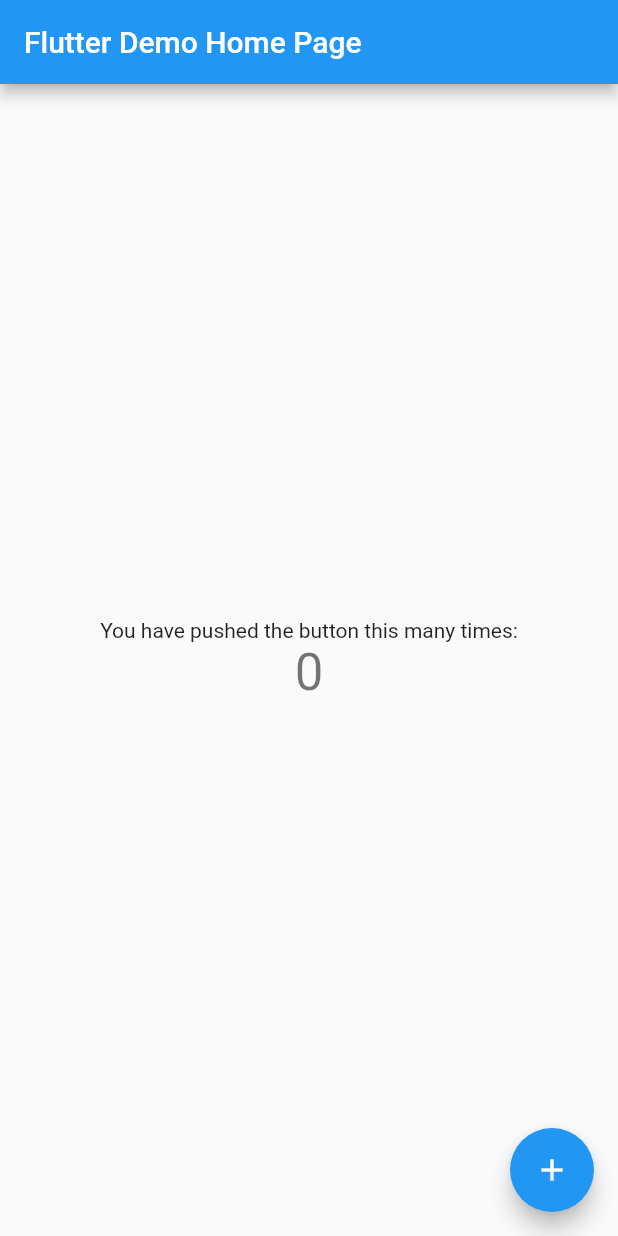
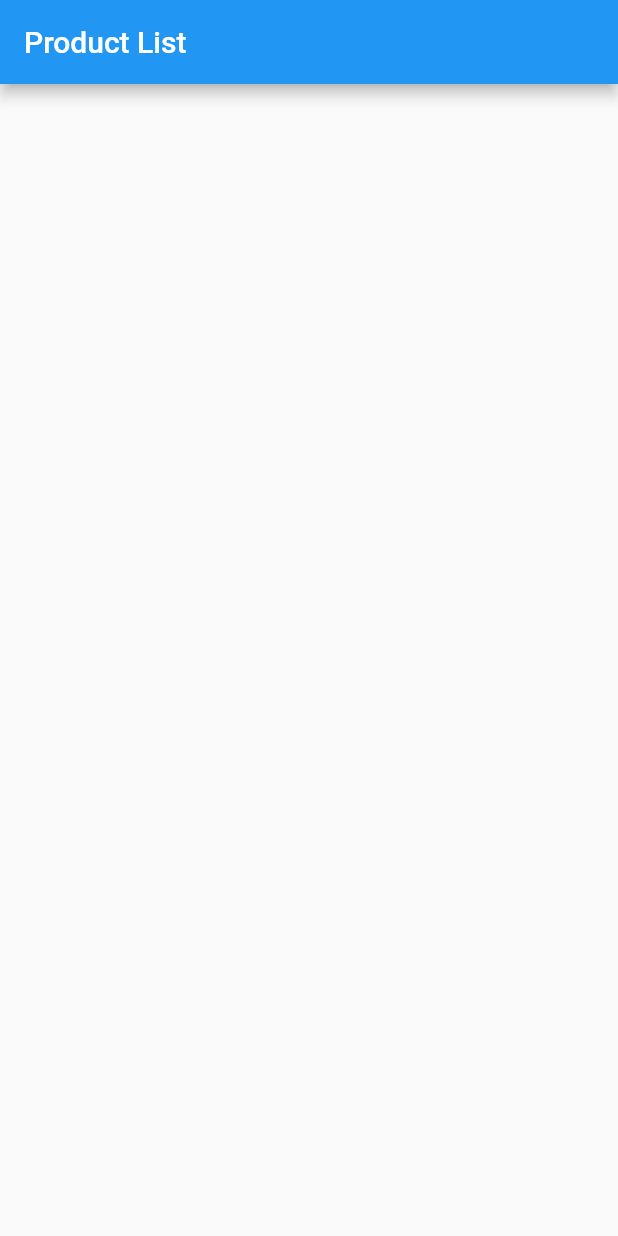
Before and after one commit to emineinan/Flutter, a Flutter app: the screen it shows after launch, on a phone screen of 412 x 824 dp. Run offline on Flutter 3.47's test engine with Material 2 defaults, Android fonts, the phone set to English and light mode, and no system bars; our stand-ins replace sqflite; accounts and stored records are empty.

Commit message:
product_list.dart is added.

```diff
--- a/sqflite_sample/lib/data/dbHelper.dart
+++ b/sqflite_sample/lib/data/dbHelper.dart
@@ -1,6 +1,5 @@
 import 'dart:async';
 
-import 'package:flutter/rendering.dart';
 import 'package:path/path.dart';
 import 'package:sqflite/sqflite.dart';
 import 'package:sqflite_sample/models/product.dart';
--- a/sqflite_sample/lib/main.dart
+++ b/sqflite_sample/lib/main.dart
@@ -1,117 +1,17 @@
 import 'package:flutter/material.dart';
+import 'package:sqflite_sample/screens/product_list.dart';
 
 void main() {
   runApp(MyApp());
 }
 
 class MyApp extends StatelessWidget {
-  // This widget is the root of your application.
+  const MyApp({Key key}) : super(key: key);
+
   @override
   Widget build(BuildContext context) {
     return MaterialApp(
-      title: 'Flutter Demo',
-      theme: ThemeData(
-        // This is the theme of your application.
-        //
-        // Try running your application with "flutter run". You'll see the
-        // application has a blue toolbar. Then, without quitting the app, try
-        // changing the primarySwatch below to Colors.green and then invoke
-        // "hot reload" (press "r" in the console where you ran "flutter run",
-        // or simply save your changes to "hot reload" in a Flutter IDE).
-        // Notice that the counter didn't reset back to zero; the application
-        // is not restarted.
-        primarySwatch: Colors.blue,
-        // This makes the visual density adapt to the platform that you run
-        // the app on. For desktop platforms, the controls will be smaller and
-        // closer together (more dense) than on mobile platforms.
-        visualDensity: VisualDensity.adaptivePlatformDensity,
-      ),
-      home: MyHomePage(title: 'Flutter Demo Home Page'),
+      home: ProductList(),
     );
   }
 }
-
-class MyHomePage extends StatefulWidget {
-  MyHomePage({Key key, this.title}) : super(key: key);
-
-  // This widget is the home page of your application. It is stateful, meaning
-  // that it has a State object (defined below) that contains fields that affect
-  // how it looks.
-
-  // This class is the configuration for the state. It holds the values (in this
-  // case the title) provided by the parent (in this case the App widget) and
-  // used by the build method of the State. Fields in a Widget subclass are
-  // always marked "final".
-
-  final String title;
-
-  @override
-  _MyHomePageState createState() => _MyHomePageState();
-}
-
-class _MyHomePageState extends State<MyHomePage> {
-  int _counter = 0;
-
-  void _incrementCounter() {
-    setState(() {
-      // This call to setState tells the Flutter framework that something has
-      // changed in this State, which causes it to rerun the build method below
-      // so that the display can reflect the updated values. If we changed
-      // _counter without calling setState(), then the build method would not be
-      // called again, and so nothing would appear to happen.
-      _counter++;
-    });
-  }
-
-  @override
-  Widget build(BuildContext context) {
-    // This method is rerun every time setState is called, for instance as done
-    // by the _incrementCounter method above.
-    //
-    // The Flutter framework has been optimized to make rerunning build methods
-    // fast, so that you can just rebuild anything that needs updating rather
-    // than having to individually change instances of widgets.
-    return Scaffold(
-      appBar: AppBar(
-        // Here we take the value from the MyHomePage object that was created by
-        // the App.build method, and use it to set our appbar title.
-        title: Text(widget.title),
-      ),
-      body: Center(
-        // Center is a layout widget. It takes a single child and positions it
-        // in the middle of the parent.
-        child: Column(
-          // Column is also a layout widget. It takes a list of children and
-          // arranges them vertically. By default, it sizes itself to fit its
-          // children horizontally, and tries to be as tall as its parent.
-          //
-          // Invoke "debug painting" (press "p" in the console, choose the
-          // "Toggle Debug Paint" action from the Flutter Inspector in Android
-          // Studio, or the "Toggle Debug Paint" command in Visual Studio Code)
-          // to see the wireframe for each widget.
-          //
-          // Column has various properties to control how it sizes itself and
-          // how it positions its children. Here we use mainAxisAlignment to
-          // center the children vertically; the main axis here is the vertical
-          // axis because Columns are vertical (the cross axis would be
-          // horizontal).
-          mainAxisAlignment: MainAxisAlignment.center,
-          children: <Widget>[
-            Text(
-              'You have pushed the button this many times:',
-            ),
-            Text(
-              '$_counter',
-              style: Theme.of(context).textTheme.headline4,
-            ),
-          ],
-        ),
-      ),
-      floatingActionButton: FloatingActionButton(
-        onPressed: _incrementCounter,
-        tooltip: 'Increment',
-        child: Icon(Icons.add),
-      ), // This trailing comma makes auto-formatting nicer for build methods.
-    );
-  }
-}
--- a/sqflite_sample/lib/models/product.dart
+++ b/sqflite_sample/lib/models/product.dart
@@ -18,9 +18,9 @@ class Product {
   }
 
   Product.fromObject(dynamic o) {
-    this.id = o["id"];
+    this.id = int.tryParse(o["id"]);
     this.name = o["name"];
     this.description = o["description"];
-    this.unitPrice = o["unitPrice"];
+    this.unitPrice = double.tryParse(o["unitPrice"]);
   }
 }
--- /dev/null
+++ b/sqflite_sample/lib/screens/product_list.dart
@@ -0,0 +1,52 @@
+import 'package:flutter/material.dart';
+import 'package:sqflite_sample/data/dbHelper.dart';
+import 'package:sqflite_sample/models/product.dart';
+
+class ProductList extends StatefulWidget {
+  @override
+  _ProductListState createState() => _ProductListState();
+}
+
+class _ProductListState extends State<ProductList> {
+  var dbHelper = DbHelper();
+  List<Product> products;
+  int productCount = 0;
+
+  @override
+  void initState() {
+    var productsFuture = dbHelper.getProducts();
+    productsFuture.then((data) {
+      this.products = data;
+    });
+  }
+
+  @override
+  Widget build(BuildContext context) {
+    return Scaffold(
+      appBar: AppBar(
+        title: Text("Product List"),
+      ),
+      body: buildProductList(),
+    );
+  }
+
+  ListView buildProductList() {
+    return ListView.builder(
+        itemCount: productCount,
+        itemBuilder: (BuildContext context, int index) {
+          return Card(
+            color: Colors.cyan,
+            elevation: 2.0,
+            child: ListTile(
+              leading: CircleAvatar(
+                backgroundColor: Colors.black12,
+                child: Text("P"),
+              ),
+              title: Text(this.products[index].name),
+              subtitle: Text(this.products[index].description),
+              onTap: () {},
+            ),
+          );
+        });
+  }
+}
```
